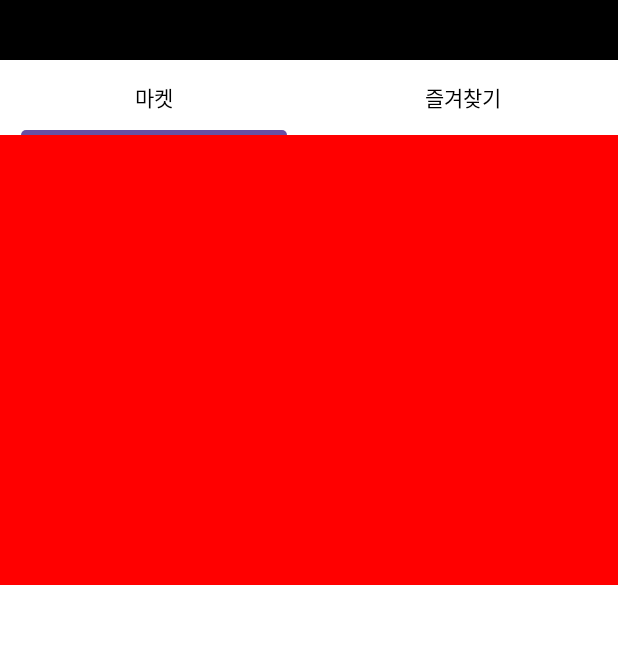
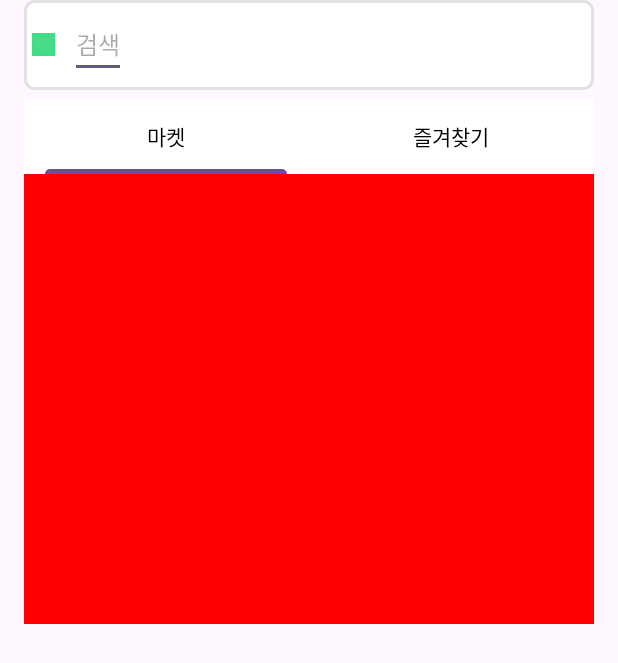
Before and after one commit to woosang1/kobit, an Android app: the screen it shows after launch (MainActivity), on a phone screen of 412 x 824 dp. Shown: the top 663 px of the screen. Run offline under Robolectric (Android 15) with nearby library versions, the phone set to English and light mode, and no system bars; our stand-ins replace data binding.

Commit message:
feat : 검색바 ui 추가

```diff
--- /dev/null
+++ b/app/src/main/java/com/example/kobit/SearchBar.kt
@@ -0,0 +1,20 @@
+package com.example.kobit
+
+import android.content.Context
+import android.util.AttributeSet
+import android.view.LayoutInflater
+import android.widget.LinearLayout
+import com.example.kobit.databinding.LayoutSearchBarBinding
+
+class SearchBar(context: Context, attrs: AttributeSet?) : LinearLayout(context, attrs) {
+
+    private lateinit var binding : LayoutSearchBarBinding
+
+    init {
+        setBinding()
+    }
+
+    private fun setBinding(){
+        binding = LayoutSearchBarBinding.inflate(LayoutInflater.from(context), this, true)
+    }
+}
--- /dev/null
+++ b/app/src/main/res/drawable/white_gray_radius6.xml
@@ -0,0 +1,9 @@
+<?xml version="1.0" encoding="utf-8"?>
+<shape xmlns:android="http://schemas.android.com/apk/res/android"
+    android:shape="rectangle">
+    <corners android:radius="6dp" />
+    <stroke
+        android:width="2dp"
+        android:color="@color/gray" />
+    <solid android:color="@color/white" />
+</shape>
--- a/app/src/main/res/layout/activity_main.xml
+++ b/app/src/main/res/layout/activity_main.xml
@@ -10,12 +10,11 @@
         android:layout_width="match_parent"
         android:layout_height="match_parent"
         android:orientation="vertical"
-        android:background="@color/white">
+        android:paddingHorizontal="16dp">
 
-        <View
+        <com.example.kobit.SearchBar
             android:layout_width="match_parent"
-            android:layout_height="40dp"
-            android:background="@color/black" />
+            android:layout_height="wrap_content" />
 
         <com.google.android.material.tabs.TabLayout
             android:id="@+id/tab_layout"
@@ -23,6 +22,7 @@
             android:layout_height="50dp"
             app:tabGravity="fill"
             app:tabMode="fixed"
+            android:layout_marginTop="6dp"
             android:background="@color/white"
             app:tabRippleColor="@color/transparent" />
 
--- /dev/null
+++ b/app/src/main/res/layout/layout_search_bar.xml
@@ -0,0 +1,39 @@
+<?xml version="1.0" encoding="utf-8"?>
+<layout xmlns:android="http://schemas.android.com/apk/res/android"
+    xmlns:app="http://schemas.android.com/apk/res-auto"
+    xmlns:tools="http://schemas.android.com/tools"
+    tools:context=".MainActivity">
+
+    <data></data>
+
+    <FrameLayout
+        android:layout_width="match_parent"
+        android:layout_height="60dp"
+        android:background="@drawable/white_gray_radius6">
+
+        <LinearLayout
+            android:layout_width="match_parent"
+            android:layout_height="wrap_content"
+            android:orientation="horizontal"
+            android:layout_gravity="center">
+
+            <ImageView
+                android:layout_width="15dp"
+                android:layout_height="15dp"
+                android:layout_gravity="center"
+                android:layout_marginStart="5dp"
+                android:src="@drawable/ic_launcher_background" />
+
+            <EditText
+                android:layout_width="wrap_content"
+                android:layout_height="wrap_content"
+                android:hint="검색"
+                android:textColor="@color/black"
+                android:textSize="16dp"
+                android:inputType="text"
+                android:layout_gravity="center"
+                android:layout_marginStart="10dp" />
+
+        </LinearLayout>
+    </FrameLayout>
+</layout>
--- a/app/src/main/res/values/colors.xml
+++ b/app/src/main/res/values/colors.xml
@@ -3,5 +3,6 @@
     <color name="black">#FF000000</color>
     <color name="alpha_black">#99000000</color>
     <color name="white">#FFFFFFFF</color>
+    <color name="gray">#E1E1E1</color>
     <color name="transparent">#00000000</color>
 </resources>
```
